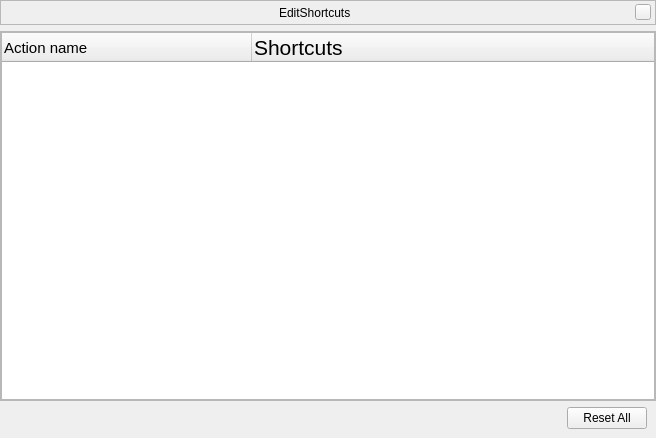
This is src/gui/shortcutsDialog.ui in 519984307/stellarium_src as Qt 5 draws it before an edit. The edited form follows.
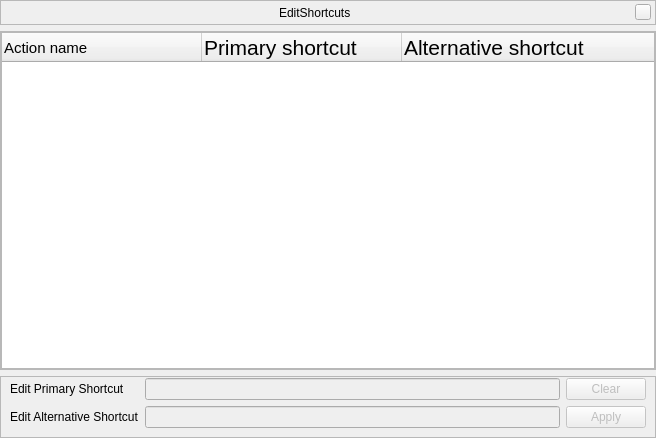
This is the edited form. Custom widgets are drawn as their Qt base class.

Commit message: constructed shortcuts edit dialog with proper key grabbing

What changed in the file:
```diff
--- a/src/gui/shortcutsDialog.ui
+++ b/src/gui/shortcutsDialog.ui
@@ -111,7 +111,7 @@
       <enum>QFrame::StyledPanel</enum>
      </property>
      <property name="frameShadow">
-      <enum>QFrame::Plain</enum>
+      <enum>QFrame::Raised</enum>
      </property>
      <layout class="QVBoxLayout" name="verticalLayout_2">
       <property name="margin">
@@ -142,7 +142,7 @@
          <bool>false</bool>
         </property>
         <attribute name="headerDefaultSectionSize">
-         <number>250</number>
+         <number>200</number>
         </attribute>
         <attribute name="headerHighlightSections">
          <bool>false</bool>
@@ -162,7 +162,12 @@
         </column>
         <column>
          <property name="text">
-          <string>Shortcuts</string>
+          <string>Primary shortcut</string>
+         </property>
+        </column>
+        <column>
+         <property name="text">
+          <string>Alternative shortcut</string>
          </property>
         </column>
        </widget>
@@ -171,9 +176,16 @@
     </widget>
    </item>
    <item>
-    <layout class="QHBoxLayout" name="horizontalLayout_7">
+    <widget class="QFrame" name="editFrame">
+     <property name="frameShape">
+      <enum>QFrame::StyledPanel</enum>
+     </property>
+     <layout class="QGridLayout" name="gridLayout">
+      <property name="leftMargin">
+       <number>9</number>
+      </property>
      <property name="topMargin">
-      <number>0</number>
+       <number>1</number>
      </property>
      <property name="rightMargin">
       <number>9</number>
@@ -181,27 +193,56 @@
      <property name="bottomMargin">
       <number>9</number>
      </property>
-     <item>
-      <spacer name="horizontalSpacer_3">
-       <property name="orientation">
-        <enum>Qt::Horizontal</enum>
-       </property>
-       <property name="sizeHint" stdset="0">
-        <size>
-         <width>40</width>
-         <height>20</height>
-        </size>
-       </property>
-      </spacer>
-     </item>
-     <item>
-      <widget class="QPushButton" name="resetAllPushButton">
+      <item row="0" column="0">
+       <widget class="QLabel" name="primaryLabel">
+        <property name="text">
+         <string>Edit Primary Shortcut</string>
+        </property>
+       </widget>
+      </item>
+      <item row="0" column="1">
+       <widget class="ShortcutLineEdit" name="primaryShortcutEdit">
+        <property name="enabled">
+         <bool>false</bool>
+        </property>
+       </widget>
+      </item>
+      <item row="1" column="0">
+       <widget class="QLabel" name="altLabel">
        <property name="text">
-        <string>Reset All</string>
+         <string>Edit Alternative Shortcut</string>
+        </property>
+       </widget>
+      </item>
+      <item row="1" column="1">
+       <widget class="ShortcutLineEdit" name="altShortcutEdit">
+        <property name="enabled">
+         <bool>false</bool>
+        </property>
+       </widget>
+      </item>
+      <item row="1" column="2">
+       <widget class="QPushButton" name="applyButton">
+        <property name="enabled">
+         <bool>false</bool>
+        </property>
+        <property name="text">
+         <string>Apply</string>
+        </property>
+       </widget>
+      </item>
+      <item row="0" column="2">
+       <widget class="QPushButton" name="clearButton">
+        <property name="enabled">
+         <bool>false</bool>
+        </property>
+        <property name="text">
+         <string>Clear</string>
        </property>
       </widget>
      </item>
     </layout>
+    </widget>
    </item>
   </layout>
  </widget>
@@ -212,6 +253,11 @@
    <header location="global">Dialog.hpp</header>
    <container>1</container>
   </customwidget>
+  <customwidget>
+   <class>ShortcutLineEdit</class>
+   <extends>QLineEdit</extends>
+   <header>ShortcutsDialog.hpp</header>
+  </customwidget>
  </customwidgets>
  <resources/>
  <connections>
```
Left out of the diff: 2 changed lines with no effect on the pictures. Lines whose indentation alone changed are shown as unchanged. The commit also changes 6 other files.
